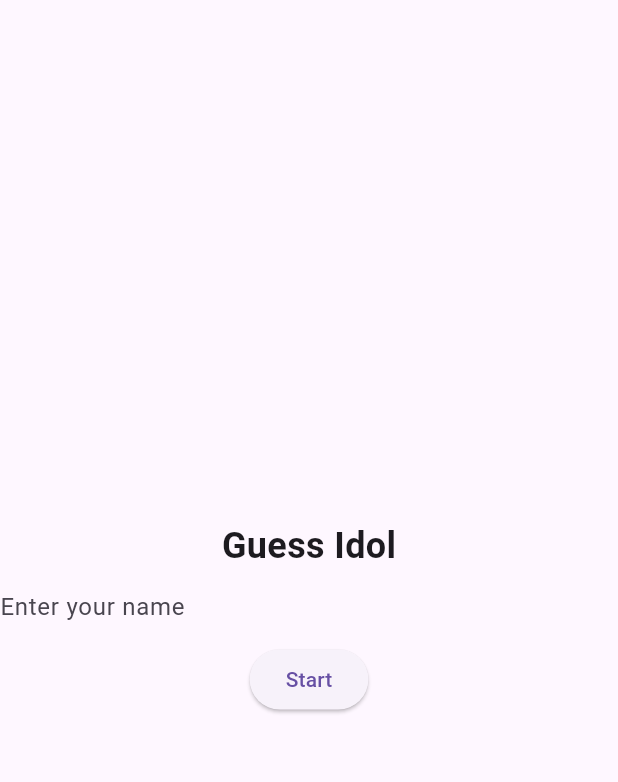
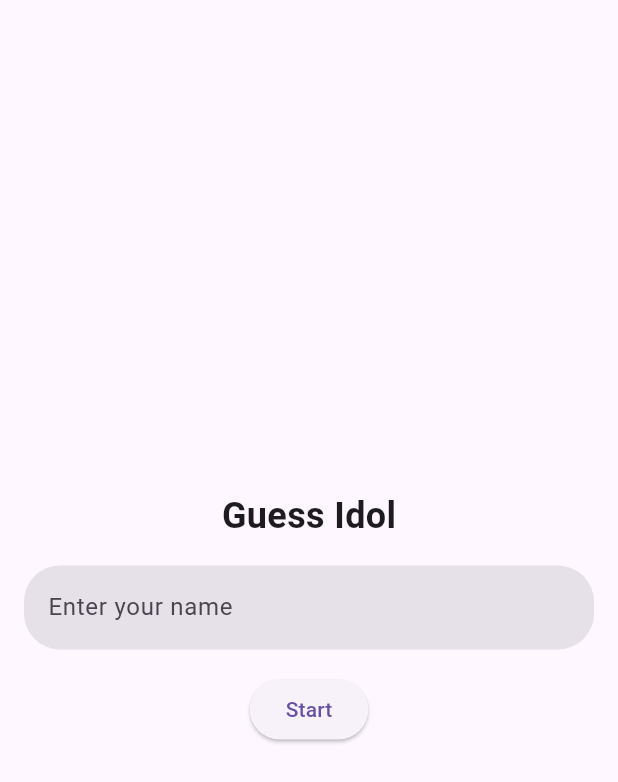
Before and after one commit to irzko/guess_idol, a Flutter app: the screen it shows after launch, on a phone screen of 412 x 824 dp. Shown: the top 782 px of the screen. Run offline on Flutter 3.47's test engine with Material 3 defaults, Android fonts, the light colour scheme and no system bars.

Commit message:
Refactor SeedForm layout and improve styling; update page title to 'Guess Idol'

```diff
--- a/lib/components/seed_form.dart
+++ b/lib/components/seed_form.dart
@@ -26,7 +26,11 @@ class _SeedFormState extends State<SeedForm> {
   @override
   Widget build(BuildContext context) {
     return Center(
+      child: Container(
+        constraints: BoxConstraints(maxWidth: 640),
+        padding: const EdgeInsets.all(16.0),
         child: Column(
+          spacing: 16.0,
           mainAxisAlignment: MainAxisAlignment.center,
           children: <Widget>[
             const Text(
@@ -38,10 +42,13 @@ class _SeedFormState extends State<SeedForm> {
             ),
             TextField(
               controller: myController,
-            decoration: const InputDecoration(
-              border: InputBorder.none,
+              decoration: InputDecoration(
+                  border: OutlineInputBorder(
+                      borderRadius:
+                          const BorderRadius.all(Radius.circular(24.0)),
+                      borderSide: BorderSide.none),
                   hintText: 'Enter your name',
-            ),
+                  filled: true),
             ),
             ElevatedButton(
               onPressed: () {
@@ -57,6 +64,7 @@ class _SeedFormState extends State<SeedForm> {
             ),
           ],
         ),
+      ),
     );
   }
 }
```
Also changed, not shown: 1 other file. Lines whose indentation alone changed are shown as unchanged.
